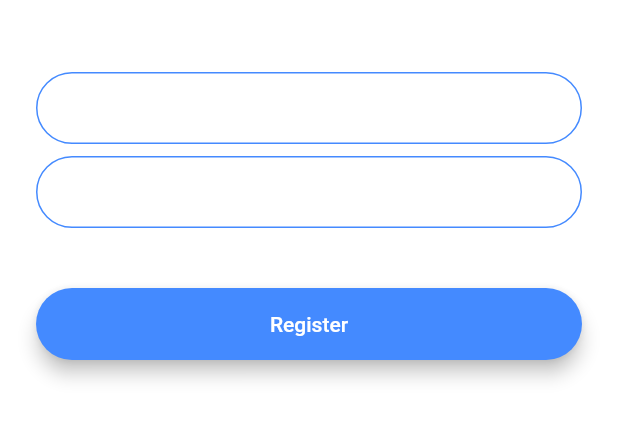
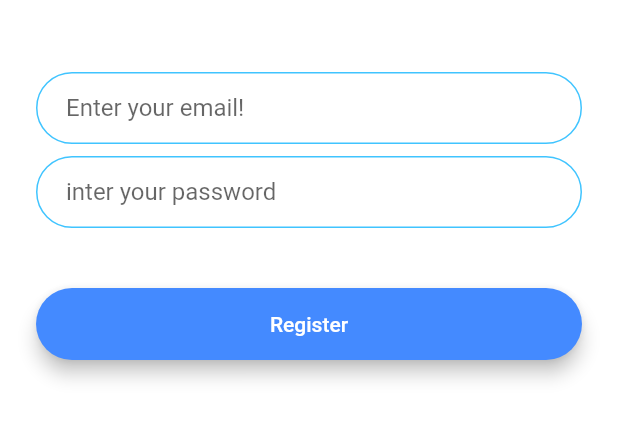
Before and after one commit to salam73/flutter_chat, a Flutter app: the screen it shows after launch, after a tap on "Register", on a phone screen of 412 x 824 dp, the part 576-1018 px from its top. Run offline on Flutter 3.47's test engine with Material 2 defaults, Android fonts, the phone set to English and light mode, and no system bars; our stand-ins replace animated_text_kit.

Commit message:
Update the code

```diff
--- /dev/null
+++ b/lib/component/roundedButton.dart
@@ -0,0 +1,31 @@
+import 'package:flutter/material.dart';
+
+
+class RoundedButton extends StatelessWidget {
+  RoundedButton({this.title, this.myColor, @required this.onPress});
+
+  final String title;
+  final Color myColor;
+  final Function onPress;
+
+  @override
+  Widget build(BuildContext context) {
+    return Padding(
+      padding: EdgeInsets.symmetric(vertical: 16.0),
+      child: Material(
+        elevation: 5.0,
+        color: myColor,
+        borderRadius: BorderRadius.circular(30.0),
+        child: MaterialButton(
+          onPressed: onPress,
+          minWidth: 200.0,
+          height: 42.0,
+          child: Text(
+            title,
+            style: TextStyle(color: Colors.white),
+          ),
+        ),
+      ),
+    );
+  }
+}
--- a/lib/constants.dart
+++ b/lib/constants.dart
@@ -18,3 +18,23 @@ const kMessageContainerDecoration = BoxDecoration(
     top: BorderSide(color: Colors.lightBlueAccent, width: 2.0),
   ),
 );
+
+
+const kTextInputDecoration= InputDecoration(
+  hintText: 'Enter your email',
+  contentPadding:
+  EdgeInsets.symmetric(vertical: 10.0, horizontal: 20.0),
+  border: OutlineInputBorder(
+    borderRadius: BorderRadius.all(Radius.circular(32.0)),
+  ),
+  enabledBorder: OutlineInputBorder(
+    borderSide:
+    BorderSide(color: Colors.lightBlueAccent, width: 1.0),
+    borderRadius: BorderRadius.all(Radius.circular(32.0)),
+  ),
+  focusedBorder: OutlineInputBorder(
+    borderSide:
+    BorderSide(color: Colors.lightBlueAccent, width: 2.0),
+    borderRadius: BorderRadius.all(Radius.circular(32.0)),
+  ),
+);
--- a/lib/main.dart
+++ b/lib/main.dart
@@ -13,11 +13,7 @@ class MyApp extends StatelessWidget {
   @override
   Widget build(BuildContext context) {
     return MaterialApp(
-      theme: ThemeData.dark().copyWith(
-        textTheme: TextTheme(
-          body1: TextStyle(color: Colors.black54),
-        ),
-      ),
+
      // home: WelcomeScreen(),
       initialRoute: WelcomeScreen.id,
 
--- a/lib/screens/login_screen.dart
+++ b/lib/screens/login_screen.dart
@@ -1,8 +1,8 @@
 import 'package:flutter/material.dart';
+import 'package:flutter_chat/component/roundedButton.dart';
 
 class LoginScreen extends StatefulWidget {
-
-  static String id='LoginScreen';
+  static String id = 'LoginScreen';
 
   @override
   _LoginScreenState createState() => _LoginScreenState();
@@ -81,23 +81,10 @@ class _LoginScreenState extends State<LoginScreen> {
             SizedBox(
               height: 24.0,
             ),
-            Padding(
-              padding: EdgeInsets.symmetric(vertical: 16.0),
-              child: Material(
-                color: Colors.lightBlueAccent,
-                borderRadius: BorderRadius.all(Radius.circular(30.0)),
-                elevation: 5.0,
-                child: MaterialButton(
-                  onPressed: () {
-                    //Implement login functionality.
-                  },
-                  minWidth: 200.0,
-                  height: 42.0,
-                  child: Text(
-                    'Log In',
-                  ),
-                ),
-              ),
+            RoundedButton(
+              onPress: () {},
+              myColor: Colors.lightBlueAccent,
+              title: 'Log in',
             ),
           ],
         ),
--- a/lib/screens/registration_screen.dart
+++ b/lib/screens/registration_screen.dart
@@ -1,9 +1,9 @@
 import 'package:flutter/material.dart';
+import 'package:flutter_chat/component/roundedButton.dart';
+import 'package:flutter_chat/constants.dart';
 
 class RegistrationScreen extends StatefulWidget {
-
-  static String id='RegistrationScreen';
-
+  static String id = 'RegistrationScreen';
 
   @override
   _RegistrationScreenState createState() => _RegistrationScreenState();
@@ -34,22 +34,9 @@ class _RegistrationScreenState extends State<RegistrationScreen> {
               onChanged: (value) {
                 //Do something with the user input.
               },
-              decoration: InputDecoration(
-                hintText: 'Enter your email',
-                contentPadding:
-                    EdgeInsets.symmetric(vertical: 10.0, horizontal: 20.0),
-                border: OutlineInputBorder(
-                  borderRadius: BorderRadius.all(Radius.circular(32.0)),
-                ),
-                enabledBorder: OutlineInputBorder(
-                  borderSide: BorderSide(color: Colors.blueAccent, width: 1.0),
-                  borderRadius: BorderRadius.all(Radius.circular(32.0)),
-                ),
-                focusedBorder: OutlineInputBorder(
-                  borderSide: BorderSide(color: Colors.blueAccent, width: 2.0),
-                  borderRadius: BorderRadius.all(Radius.circular(32.0)),
-                ),
-              ),
+              decoration: kTextInputDecoration.copyWith(
+                hintText: 'Enter your email!',
+              )
             ),
             SizedBox(
               height: 8.0,
@@ -58,44 +45,17 @@ class _RegistrationScreenState extends State<RegistrationScreen> {
               onChanged: (value) {
                 //Do something with the user input.
               },
-              decoration: InputDecoration(
-                hintText: 'Enter your password',
-                contentPadding:
-                    EdgeInsets.symmetric(vertical: 10.0, horizontal: 20.0),
-                border: OutlineInputBorder(
-                  borderRadius: BorderRadius.all(Radius.circular(32.0)),
-                ),
-                enabledBorder: OutlineInputBorder(
-                  borderSide: BorderSide(color: Colors.blueAccent, width: 1.0),
-                  borderRadius: BorderRadius.all(Radius.circular(32.0)),
-                ),
-                focusedBorder: OutlineInputBorder(
-                  borderSide: BorderSide(color: Colors.blueAccent, width: 2.0),
-                  borderRadius: BorderRadius.all(Radius.circular(32.0)),
-                ),
+              decoration: kTextInputDecoration.copyWith(
+                hintText: "inter your password"
               ),
             ),
             SizedBox(
               height: 24.0,
             ),
-            Padding(
-              padding: EdgeInsets.symmetric(vertical: 16.0),
-              child: Material(
-                color: Colors.blueAccent,
-                borderRadius: BorderRadius.all(Radius.circular(30.0)),
-                elevation: 5.0,
-                child: MaterialButton(
-                  onPressed: () {
-                    //Implement registration functionality.
-                  },
-                  minWidth: 200.0,
-                  height: 42.0,
-                  child: Text(
-                    'Register',
-                    style: TextStyle(color: Colors.white),
-                  ),
-                ),
-              ),
+            RoundedButton(
+              onPress: (){},
+              title: 'Register',
+              myColor: Colors.blueAccent,
             ),
           ],
         ),
--- a/lib/screens/welcome_screen.dart
+++ b/lib/screens/welcome_screen.dart
@@ -2,21 +2,16 @@ import 'package:flutter/material.dart';
 import 'login_screen.dart';
 import 'registration_screen.dart';
 import 'package:animated_text_kit/animated_text_kit.dart';
-
-
-
-
+import 'package:flutter_chat/component/roundedButton.dart';
 class WelcomeScreen extends StatefulWidget {
-
- static String id='WelcomeScreen';
+  static String id = 'WelcomeScreen';
 
   @override
   _WelcomeScreenState createState() => _WelcomeScreenState();
 }
 
-class _WelcomeScreenState extends State<WelcomeScreen> with SingleTickerProviderStateMixin {
-
-
+class _WelcomeScreenState extends State<WelcomeScreen>
+    with SingleTickerProviderStateMixin {
   AnimationController controller;
   Animation animation;
 
@@ -25,18 +20,17 @@ class _WelcomeScreenState extends State<WelcomeScreen> with SingleTickerProvider
     // TODO: implement initState
     super.initState();
 
-    controller= AnimationController(
+    controller = AnimationController(
       duration: Duration(seconds: 3),
       vsync: this,
       // upperBound: 100,
     );
 
     // animation=CurvedAnimation(parent: controller, curve: Curves.easeIn);
-    animation=ColorTween(begin: Colors.blueGrey, end: Colors.white).animate(controller);
+    animation = ColorTween(begin: Colors.blueGrey, end: Colors.white)
+        .animate(controller);
 
     controller.forward();
-
-
 
     /* controller.addStatusListener((status){
       if (status==AnimationStatus.completed)
@@ -47,14 +41,13 @@ class _WelcomeScreenState extends State<WelcomeScreen> with SingleTickerProvider
    print(status);
     });*/
 
-    controller.addListener((){
-      setState(() {
-
-      });
+    controller.addListener(() {
+      setState(() {});
 
       print(animation.value);
     });
   }
+
   @override
   void dispose() {
     // TODO: implement dispose
@@ -82,13 +75,10 @@ class _WelcomeScreenState extends State<WelcomeScreen> with SingleTickerProvider
                   ),
                 ),
                 TypewriterAnimatedTextKit(
-
-                  text:['Flash Salam'],
-
+                  text: ['Flash Salam'],
                   textStyle: TextStyle(
                     fontSize: 45.0,
                     fontWeight: FontWeight.w900,
-
                   ),
                 ),
               ],
@@ -96,42 +86,22 @@ class _WelcomeScreenState extends State<WelcomeScreen> with SingleTickerProvider
             SizedBox(
               height: 48.0,
             ),
-            Padding(
-              padding: EdgeInsets.symmetric(vertical: 16.0),
-              child: Material(
-                elevation: 5.0,
-                color: Colors.lightBlueAccent,
-                borderRadius: BorderRadius.circular(30.0),
-                child: MaterialButton(
-                  onPressed: () {
+            RoundedButton(
+              title: 'logo',
+              myColor: Colors.blue,
+              onPress: (){
                 Navigator.pushNamed(context, LoginScreen.id);
               },
-                  minWidth: 200.0,
-                  height: 42.0,
-                  child: Text(
-                    'Log In',
             ),
-                ),
-              ),
-            ),
-            Padding(
-              padding: EdgeInsets.symmetric(vertical: 16.0),
-              child: Material(
-                color: Colors.blueAccent,
-                borderRadius: BorderRadius.circular(30.0),
-                elevation: 5.0,
-                child: MaterialButton(
-                  onPressed: () {
+
+           RoundedButton(
+             title: 'Register',
+             myColor: Colors.blueAccent,
+            onPress: (){
                Navigator.pushNamed(context, RegistrationScreen.id);
             },
-                  minWidth: 200.0,
-                  height: 42.0,
-                  child: Text(
-                    'Register',
-                  ),
-                ),
-              ),
-            ),
+           )
+           ,
           ],
         ),
       ),
--- a/pubspec.yaml
+++ b/pubspec.yaml
@@ -25,6 +25,7 @@ dependencies:
   # Use with the CupertinoIcons class for iOS style icons.
   cupertino_icons: ^0.1.2
   animated_text_kit: ^1.3.1
+  cloud_firestore: ^0.12.9+5
 
 dev_dependencies:
   flutter_test:
```
Also changed, not shown: pubspec.lock, 1 other file. Lines whose indentation alone changed are shown as unchanged.
